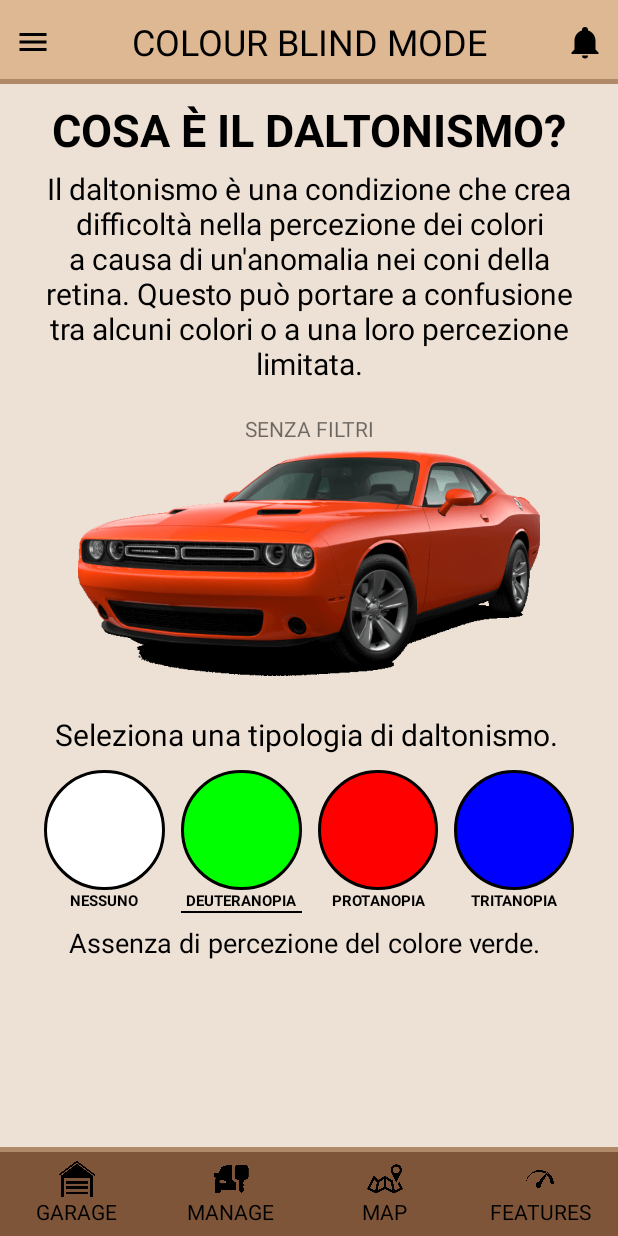
After one commit to danielelurani/mycar-manager, an Android app built with Jetpack Compose: the ColourBlindActivity screen opened directly, with no data from a screen before it, on a phone screen of 412 x 824 dp. The commit adds this screen. Run offline under Robolectric (Android 15) with nearby library versions, the phone set to English and light mode, and no system bars.

Commit message:
Colour Blind Activity
Creazione della pagina "Colour Blind" accessibile dalla barra di navigazione laterale. Impostazione dei vari elementi all'interno della pagina e commenti per ciascuno di essi.

```diff
--- /dev/null
+++ b/app/src/main/java/com/example/mycarmanager/ColourBlindActivity.java
@@ -0,0 +1,14 @@
+package com.example.mycarmanager;
+
+import androidx.appcompat.app.AppCompatActivity;
+
+import android.os.Bundle;
+
+public class ColourBlindActivity extends AppCompatActivity {
+
+    @Override
+    protected void onCreate(Bundle savedInstanceState) {
+        super.onCreate(savedInstanceState);
+        setContentView(R.layout.activity_colour_blind);
+    }
+}
--- /dev/null
+++ b/app/src/main/res/drawable/layout_border_v4_blue.xml
@@ -0,0 +1,15 @@
+<?xml version="1.0" encoding="utf-8"?>
+<shape xmlns:android="http://schemas.android.com/apk/res/android"
+    android:shape="rectangle">
+
+    <corners
+        android:radius="300dp"/>
+
+    <stroke
+        android:width="2dp"
+        android:color="#000000"/>
+
+    <solid
+        android:color="#0000FF" />
+
+</shape>
--- /dev/null
+++ b/app/src/main/res/drawable/layout_border_v4_green.xml
@@ -0,0 +1,15 @@
+<?xml version="1.0" encoding="utf-8"?>
+<shape xmlns:android="http://schemas.android.com/apk/res/android"
+    android:shape="rectangle">
+
+    <corners
+        android:radius="300dp"/>
+
+    <stroke
+        android:width="2dp"
+        android:color="#000000"/>
+
+    <solid
+        android:color="#00FF00" />
+
+</shape>
--- /dev/null
+++ b/app/src/main/res/drawable/layout_border_v4_red.xml
@@ -0,0 +1,15 @@
+<?xml version="1.0" encoding="utf-8"?>
+<shape xmlns:android="http://schemas.android.com/apk/res/android"
+    android:shape="rectangle">
+
+    <corners
+        android:radius="300dp"/>
+
+    <stroke
+        android:width="2dp"
+        android:color="#000000"/>
+
+    <solid
+        android:color="#FF0000" />
+
+</shape>
--- /dev/null
+++ b/app/src/main/res/layout/activity_colour_blind.xml
@@ -0,0 +1,488 @@
+<?xml version="1.0" encoding="utf-8"?>
+<androidx.constraintlayout.widget.ConstraintLayout xmlns:android="http://schemas.android.com/apk/res/android"
+    xmlns:app="http://schemas.android.com/apk/res-auto"
+    xmlns:tools="http://schemas.android.com/tools"
+    android:layout_width="match_parent"
+    android:layout_height="match_parent"
+    tools:context=".ColourBlindActivity"
+    android:background="#EDE0D4">
+
+    <!-- Titolo della pagina -->
+    <LinearLayout
+        android:id="@+id/linearLayout"
+        android:layout_width="match_parent"
+        android:layout_height="56dp"
+        android:background="#DDB892"
+        android:orientation="horizontal"
+        app:layout_constraintTop_toTopOf="parent">
+
+        <!-- Tasto sidebar -->
+        <ImageView
+            android:id="@+id/sidebarIcon"
+            android:layout_width="24dp"
+            android:layout_height="24dp"
+            android:src="@drawable/menu"
+            android:layout_margin="10dp"
+            android:layout_gravity="center"/>
+
+        <!-- Titolo -->
+        <TextView
+            android:id="@+id/pageTitle"
+            android:layout_width="0dp"
+            android:layout_height="wrap_content"
+            android:textSize="24sp"
+            android:textColor="@color/black"
+            android:text="COLOUR BLIND MODE"
+            android:layout_gravity="center"
+            android:gravity="center"
+            android:layout_weight="3"/>
+
+        <!-- Tasto Alert -->
+        <ImageView
+            android:id="@+id/alertsIcon"
+            android:layout_width="24dp"
+            android:layout_height="24dp"
+            android:src="@drawable/bell"
+            android:layout_margin="10dp"
+            android:layout_gravity="center"/>
+
+    </LinearLayout>
+
+    <!-- Bordo divisore Titolo - Main -->
+    <View
+        android:id="@+id/view"
+        android:layout_width="match_parent"
+        android:layout_height="3dp"
+        android:background="#B08968"
+        app:layout_constraintBottom_toBottomOf="@+id/linearLayout" />
+
+    <!-- Main -->
+    <LinearLayout
+        android:id="@+id/main"
+        android:layout_width="match_parent"
+        android:layout_height="wrap_content"
+        android:orientation="vertical"
+        app:layout_constraintTop_toBottomOf="@+id/view"
+        android:layout_marginStart="24dp"
+        android:layout_marginEnd="24dp"
+        android:layout_gravity="center" >
+
+        <!-- .. CONTAINER DESCRIZIONE GENERALE .. -->
+        <LinearLayout
+            android:layout_width="wrap_content"
+            android:layout_height="wrap_content"
+            android:orientation="vertical"
+            android:weightSum="2"
+            android:layout_marginTop="10dp"
+            android:layout_marginBottom="20dp">
+            <!-- .. TITOLO .. -->
+            <TextView
+                android:layout_width="match_parent"
+                android:layout_height="wrap_content"
+                android:layout_weight="1"
+                android:textSize="30sp"
+                android:textColor="@color/black"
+                android:text="COSA È IL DALTONISMO?"
+                android:textStyle="bold"
+                android:gravity="center" />
+
+            <!-- .. DESCRIZIONE .. -->
+            <TextView
+                android:layout_width="match_parent"
+                android:layout_height="wrap_content"
+                android:layout_weight="1"
+                android:textSize="20sp"
+                android:textColor="@color/black"
+                android:text="@string/colour_blind_description"
+                android:gravity="center"
+                android:layout_marginTop="5dp"/>
+        </LinearLayout>
+
+        <!-- .. CONTAINER IMMAGINI AUTO .. -->
+        <LinearLayout
+            android:layout_width="wrap_content"
+            android:layout_height="wrap_content"
+            android:orientation="horizontal"
+            android:weightSum="2"
+            android:layout_marginBottom="5dp">
+
+            <!-- .. AUTO SENZA FILTRI .. -->
+            <LinearLayout
+                android:layout_width="wrap_content"
+                android:layout_height="wrap_content"
+                android:orientation="vertical"
+                android:visibility="visible"
+                android:layout_weight="1">
+
+                <TextView
+                    android:layout_width="match_parent"
+                    android:layout_height="wrap_content"
+                    android:text="SENZA FILTRI"
+                    android:gravity="center"
+                    android:layout_marginBottom="5dp"/>
+
+                <ImageView
+                    android:layout_width="wrap_content"
+                    android:layout_height="150dp"
+                    android:layout_weight="1"
+                    android:src="@drawable/car_dodge_img"
+                    android:layout_marginStart="5dp"
+                    android:layout_marginEnd="5dp"/>
+            </LinearLayout>
+        </LinearLayout>
+
+    <LinearLayout
+        android:layout_width="wrap_content"
+        android:layout_height="wrap_content"
+        android:orientation="vertical"
+        android:layout_marginTop="20dp"
+        android:layout_gravity="center">
+
+        <!-- .. DESCRIZIONE DEUTERANOPIA .. -->
+        <TextView
+            android:layout_width="match_parent"
+            android:layout_height="wrap_content"
+            android:layout_weight="1"
+            android:textSize="20sp"
+            android:textColor="@color/black"
+            android:text="Seleziona una tipologia di daltonismo. "
+            android:gravity="center"
+            android:textAlignment="center"
+            android:visibility="visible"/>
+    </LinearLayout>
+
+        <!-- .. CONTAINER SELETTORE DALTONISMO .. -->
+        <LinearLayout
+            android:layout_width="match_parent"
+            android:layout_height="match_parent"
+            android:orientation="horizontal"
+            android:weightSum="4"
+            android:layout_marginTop="10dp">
+
+            <!-- .. NESSUN DALTONISMO .. -->
+            <LinearLayout
+                android:layout_width="match_parent"
+                android:layout_height="wrap_content"
+                android:layout_weight="1"
+                android:weightSum="3"
+                android:orientation="vertical"
+                android:layout_marginStart="5dp"
+                android:layout_marginEnd="5dp">
+
+                <!-- .. IMMAGINE SELETTORE .. -->
+                <ImageView
+                    android:layout_width="match_parent"
+                    android:layout_height="80dp"
+                    android:src="@drawable/layout_border_v4"
+                    android:clickable="true"
+                    android:focusable="true" />
+
+                <!-- .. TESTO SELETTORE .. -->
+                <TextView
+                    android:layout_width="match_parent"
+                    android:layout_height="match_parent"
+                    android:text="NESSUNO"
+                    android:gravity="center"
+                    android:textColor="@color/black"
+                    android:textSize="10dp"
+                    android:textStyle="bold"/>
+
+                <!-- .. FILTRO ATTIVO .. -->
+                <View
+                    android:id="@+id/backgroundLine"
+                    android:layout_width="match_parent"
+                    android:layout_height="1dp"
+                    android:background="@color/black"
+                    android:visibility="gone" />
+            </LinearLayout>
+
+            <!-- .. DEUTERANOPIA .. -->
+            <LinearLayout
+                android:layout_width="match_parent"
+                android:layout_height="wrap_content"
+                android:layout_weight="1"
+                android:weightSum="3"
+                android:orientation="vertical"
+                android:layout_marginStart="5dp"
+                android:layout_marginEnd="5dp">
+
+                <!-- .. IMMAGINE SELETTORE .. -->
+                <ImageView
+                    android:layout_width="match_parent"
+                    android:layout_height="80dp"
+                    android:src="@drawable/layout_border_v4_green"
+                    android:clickable="true"
+                    android:focusable="true" />
+
+                <!-- .. TESTO SELETTORE .. -->
+                <TextView
+                    android:layout_width="match_parent"
+                    android:layout_height="match_parent"
+                    android:text="DEUTERANOPIA"
+                    android:gravity="center"
+                    android:textColor="@color/black"
+                    android:textSize="10dp"
+                    android:textStyle="bold"/>
+
+                <!-- .. FILTRO ATTIVO .. -->
+                <View
+                    android:id="@+id/backgroundLine"
+                    android:layout_width="match_parent"
+                    android:layout_height="1dp"
+                    android:background="@color/black"
+                    android:visibility="visible" />
+            </LinearLayout>
+
+            <!-- .. PROTANOPIA .. -->
+            <LinearLayout
+                android:layout_width="match_parent"
+                android:layout_height="wrap_content"
+                android:layout_weight="1"
+                android:weightSum="3"
+                android:orientation="vertical"
+                android:layout_marginStart="5dp"
+                android:layout_marginEnd="5dp">
+
+                <!-- .. IMMAGINE SELETTORE .. -->
+                <ImageView
+                    android:layout_width="match_parent"
+                    android:layout_height="80dp"
+                    android:src="@drawable/layout_border_v4_red"
+                    android:clickable="true"
+                    android:focusable="true" />
+
+                <!-- .. TESTO SELETTORE .. -->
+                <TextView
+                    android:layout_width="match_parent"
+                    android:layout_height="match_parent"
+                    android:text="PROTANOPIA"
+                    android:gravity="center"
+                    android:textColor="@color/black"
+                    android:textSize="10dp"
+                    android:textStyle="bold"/>
+
+                <!-- .. FILTRO ATTIVO .. -->
+                <View
+                    android:id="@+id/backgroundLine"
+                    android:layout_width="match_parent"
+                    android:layout_height="1dp"
+                    android:background="@color/black"
+                    android:visibility="gone" />
+            </LinearLayout>
+
+            <!-- .. TRITANOPIA .. -->
+            <LinearLayout
+                android:layout_width="match_parent"
+                android:layout_height="wrap_content"
+                android:layout_weight="1"
+                android:weightSum="3"
+                android:orientation="vertical"
+                android:layout_marginStart="5dp"
+                android:layout_marginEnd="5dp">
+
+                <!-- .. IMMAGINE SELETTORE .. -->
+                <ImageView
+                    android:layout_width="match_parent"
+                    android:layout_height="80dp"
+                    android:src="@drawable/layout_border_v4_blue"
+                    android:clickable="true"
+                    android:focusable="true"/>
+
+                <!-- .. TESTO SELETTORE .. -->
+                <TextView
+                    android:layout_width="match_parent"
+                    android:layout_height="match_parent"
+                    android:text="TRITANOPIA"
+                    android:gravity="center"
+                    android:textColor="@color/black"
+                    android:textSize="10dp"
+                    android:textStyle="bold" />
+
+                <!-- .. FILTRO ATTIVO .. -->
+                <View
+                    android:id="@+id/backgroundLine"
+                    android:layout_width="match_parent"
+                    android:layout_height="1dp"
+                    android:background="@color/black"
+                    android:visibility="gone" />
+            </LinearLayout>
+        </LinearLayout>
+
+        <!-- .. CONTAINER DESCRIZIONE DALTONISMO SELEZIONATO .. -->
+        <LinearLayout
+            android:layout_width="wrap_content"
+            android:layout_height="wrap_content"
+            android:orientation="vertical"
+            android:layout_gravity="center"
+            android:layout_marginTop="7dp">
+
+            <!-- .. DESCRIZIONE DEUTERANOPIA .. -->
+            <TextView
+                android:layout_width="match_parent"
+                android:layout_height="wrap_content"
+                android:layout_weight="1"
+                android:textSize="18sp"
+                android:textColor="@color/black"
+                android:text="Assenza di percezione del colore verde. "
+                android:gravity="center"
+                android:textAlignment="center"
+                android:visibility="visible"/>
+
+            <!-- .. DESCRIZIONE DEUTERANOPIA .. -->
+            <TextView
+                android:layout_width="match_parent"
+                android:layout_height="wrap_content"
+                android:layout_weight="1"
+                android:textSize="20sp"
+                android:textColor="@color/black"
+                android:text="Assenza di percezione del colore rosso. "
+                android:gravity="center"
+                android:textAlignment="center"
+                android:visibility="gone"/>
+
+            <!-- .. DESCRIZIONE DEUTERANOPIA .. -->
+            <TextView
+                android:layout_width="match_parent"
+                android:layout_height="wrap_content"
+                android:layout_weight="1"
+                android:textSize="20sp"
+                android:textColor="@color/black"
+                android:text="Assenza di percezione del colore blu. "
+                android:gravity="center"
+                android:textAlignment="center"
+                android:visibility="gone"/>
+        </LinearLayout>
+    </LinearLayout>
+
+    <!-- Bordo divisore Main - Navbar -->
+    <View
+        android:id="@+id/bottomView"
+        android:layout_width="match_parent"
+        android:layout_height="3dp"
+        android:background="#B08968"
+        app:layout_constraintBottom_toTopOf="@+id/bottomNavbar" />
+
+    <!-- Navbar -->
+    <LinearLayout
+        android:id="@+id/bottomNavbar"
+        android:layout_width="match_parent"
+        android:layout_height="56dp"
+        android:background="#7F5539"
+        android:orientation="horizontal"
+        app:layout_constraintBottom_toBottomOf="parent"
+        android:weightSum="4">
+
+        <!-- Tasto Garage -->
+        <LinearLayout
+            android:id="@+id/garageButtonContainer"
+            android:layout_width="48dp"
+            android:layout_height="48dp"
+            android:orientation="vertical"
+            android:layout_gravity="center"
+            android:gravity="center"
+            android:layout_weight="1"
+            android:clickable="true"
+            android:focusable="true">
+
+            <ImageView
+                android:id="@+id/garageIcon"
+                android:layout_width="24dp"
+                android:layout_height="24dp"
+                android:layout_gravity="center"
+                app:srcCompat="@drawable/navbar_garage_icon" />
+
+            <TextView
+                android:id="@+id/garageText"
+                android:layout_width="wrap_content"
+                android:layout_height="wrap_content"
+                android:text="GARAGE"
+                android:textColor="@color/black"
+                android:layout_gravity="center"/>
+        </LinearLayout>
+
+        <!-- Tasto Manage -->
+        <LinearLayout
+            android:id="@+id/manageButtonContainer"
+            android:layout_width="48dp"
+            android:layout_height="48dp"
+            android:orientation="vertical"
+            android:layout_gravity="center"
+            android:gravity="center"
+            android:layout_weight="1"
+            android:clickable="true"
+            android:focusable="true">
+
+            <ImageView
+                android:id="@+id/manageIcon"
+                android:layout_width="24dp"
+                android:layout_height="24dp"
+                android:layout_gravity="center"
+                app:srcCompat="@drawable/navbar_manage_icon" />
+
+            <TextView
+                android:id="@+id/manageText"
+                android:layout_width="wrap_content"
+                android:layout_height="wrap_content"
+                android:text="MANAGE"
+                android:textColor="@color/black"
+                android:layout_gravity="center"/>
+        </LinearLayout>
+
+        <!-- Tasto Map -->
+        <LinearLayout
+            android:id="@+id/mapButtonContainer"
+            android:layout_width="48dp"
+            android:layout_height="48dp"
+            android:orientation="vertical"
+            android:layout_gravity="center"
+            android:gravity="center"
+            android:layout_weight="1"
+            android:clickable="true"
+            android:focusable="true">
+
+            <ImageView
+                android:id="@+id/mapIcon"
+                android:layout_width="24dp"
+                android:layout_height="24dp"
+                android:layout_gravity="center"
+                app:srcCompat="@drawable/navbar_map_icon" />
+
+            <TextView
+                android:id="@+id/mapText"
+                android:layout_width="wrap_content"
+                android:layout_height="wrap_content"
+                android:text="MAP"
+                android:textColor="@color/black"
+                android:layout_gravity="center"/>
+        </LinearLayout>
+
+        <!-- Tasto Features -->
+        <LinearLayout
+            android:id="@+id/featuresButtonContainer"
+            android:layout_width="48dp"
+            android:layout_height="48dp"
+            android:orientation="vertical"
+            android:layout_gravity="center"
+            android:gravity="center"
+            android:layout_weight="1"
+            android:clickable="true"
+            android:focusable="true">
+
+            <ImageView
+                android:id="@+id/featuresIcon"
+                android:layout_width="24dp"
+                android:layout_height="24dp"
+                android:layout_gravity="center"
+                app:srcCompat="@drawable/navbar_stats_icon" />
+
+            <TextView
+                android:id="@+id/featuresText"
+                android:layout_width="wrap_content"
+                android:layout_height="wrap_content"
+                android:text="FEATURES"
+                android:textColor="@color/black"
+                android:layout_gravity="center"/>
+        </LinearLayout>
+    </LinearLayout>
+
+</androidx.constraintlayout.widget.ConstraintLayout>
--- a/app/src/main/res/values/strings.xml
+++ b/app/src/main/res/values/strings.xml
@@ -54,6 +54,12 @@
         Connection established! Loading your personal homepage\.\.\.
     </string>
 
+    <string name="colour_blind_description">
+        Il daltonismo è una condizione che crea difficoltà nella percezione dei colori a causa di
+        un'anomalia nei coni della retina. Questo può portare a confusione tra
+        alcuni colori o a una loro percezione limitata.
+    </string>
+
     <string name="title_activity_garage">activity_garage</string>
     <string name="title_activity_car_garage">activity_car_garage</string>
 
```
Also changed, not shown: app/src/main/AndroidManifest.xml (+6 -5 lines).
